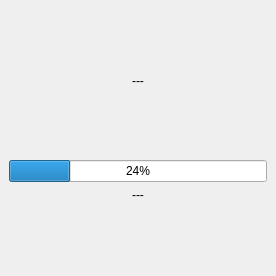
Above: mainwindow.ui from lawand/droper before the change. Below: the same form after it.
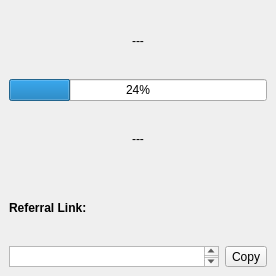
That is the form after the change. The open tabs and pages were chosen to show the change. Icons and pictures are not drawn.

Commit message: updated the upload method to make it files_put instead of files, displayed account info in a stacked widget page instead of a dialog

The edit to the form file:
```diff
--- a/mainwindow.ui
+++ b/mainwindow.ui
@@ -17,7 +17,7 @@
    <iconset resource="main.qrc">
     <normaloff>:/droper.svg</normaloff>:/droper.svg</iconset>
   </property>
-  <layout class="QVBoxLayout" name="verticalLayout">
+  <layout class="QVBoxLayout" name="verticalLayout_5">
    <property name="margin">
     <number>0</number>
    </property>
@@ -196,20 +196,7 @@
       </layout>
      </widget>
      <widget class="QWidget" name="accountInfoPage">
-      <layout class="QVBoxLayout" name="verticalLayout_5">
-       <item>
-        <spacer name="verticalSpacer_5">
-         <property name="orientation">
-          <enum>Qt::Vertical</enum>
-         </property>
-         <property name="sizeHint" stdset="0">
-          <size>
-           <width>20</width>
-           <height>53</height>
-          </size>
-         </property>
-        </spacer>
-       </item>
+      <layout class="QVBoxLayout" name="verticalLayout">
        <item>
         <widget class="QLabel" name="generalAccountInfoLabel">
          <property name="text">
@@ -223,19 +210,6 @@
          </property>
         </widget>
        </item>
-       <item>
-        <spacer name="verticalSpacer_6">
-         <property name="orientation">
-          <enum>Qt::Vertical</enum>
-         </property>
-         <property name="sizeHint" stdset="0">
-          <size>
-           <width>20</width>
-           <height>40</height>
-          </size>
-         </property>
-        </spacer>
-       </item>
        <item>
         <widget class="QProgressBar" name="spaceProgressBar">
          <property name="value">
@@ -257,17 +231,41 @@
         </widget>
        </item>
        <item>
-        <spacer name="verticalSpacer_4">
-         <property name="orientation">
-          <enum>Qt::Vertical</enum>
+        <widget class="QLabel" name="referralLinkDisplayLabel">
+         <property name="font">
+          <font>
+           <weight>75</weight>
+           <bold>true</bold>
+          </font>
          </property>
-         <property name="sizeHint" stdset="0">
-          <size>
-           <width>20</width>
-           <height>53</height>
-          </size>
+         <property name="text">
+          <string>Referral Link:</string>
          </property>
-        </spacer>
+        </widget>
+       </item>
+       <item>
+        <layout class="QHBoxLayout" name="horizontalLayout_2">
+         <item>
+          <widget class="QPlainTextEdit" name="referralLinkPlainTextEdit">
+           <property name="sizePolicy">
+            <sizepolicy hsizetype="Expanding" vsizetype="Ignored">
+             <horstretch>0</horstretch>
+             <verstretch>0</verstretch>
+            </sizepolicy>
+           </property>
+           <property name="readOnly">
+            <bool>true</bool>
+           </property>
+          </widget>
+         </item>
+         <item>
+          <widget class="QToolButton" name="copyReferralLinkToClipboardToolButton">
+           <property name="text">
+            <string>Copy</string>
+           </property>
+          </widget>
+         </item>
+        </layout>
        </item>
       </layout>
      </widget>
```
The commit also changes 7 other files.
